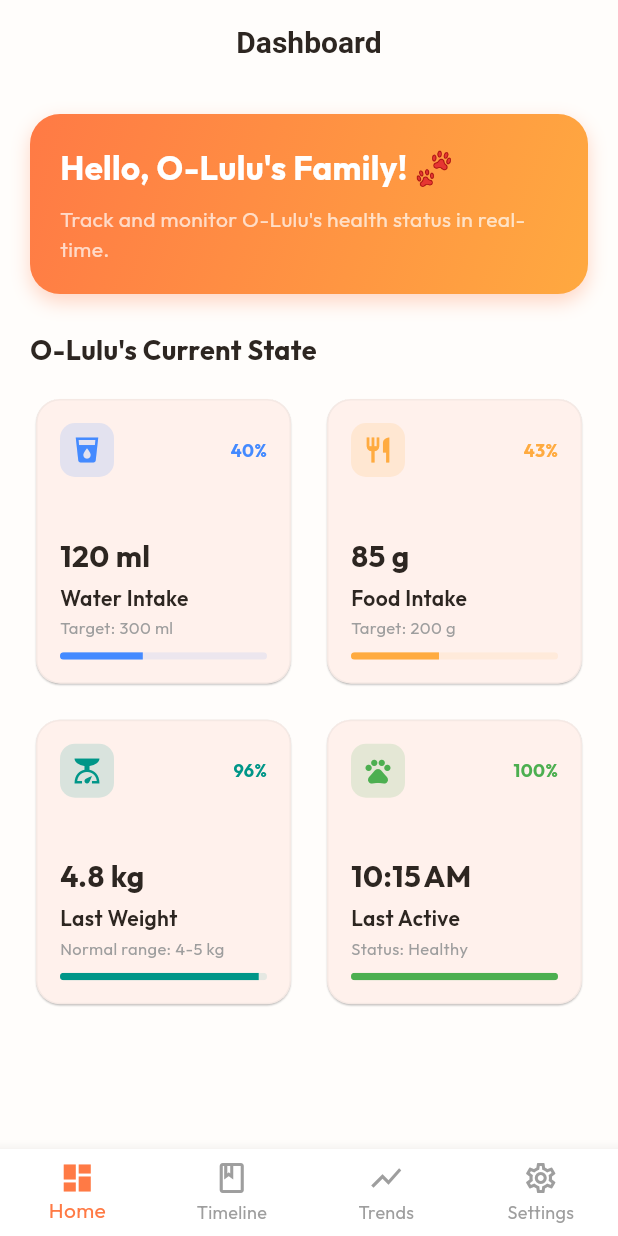
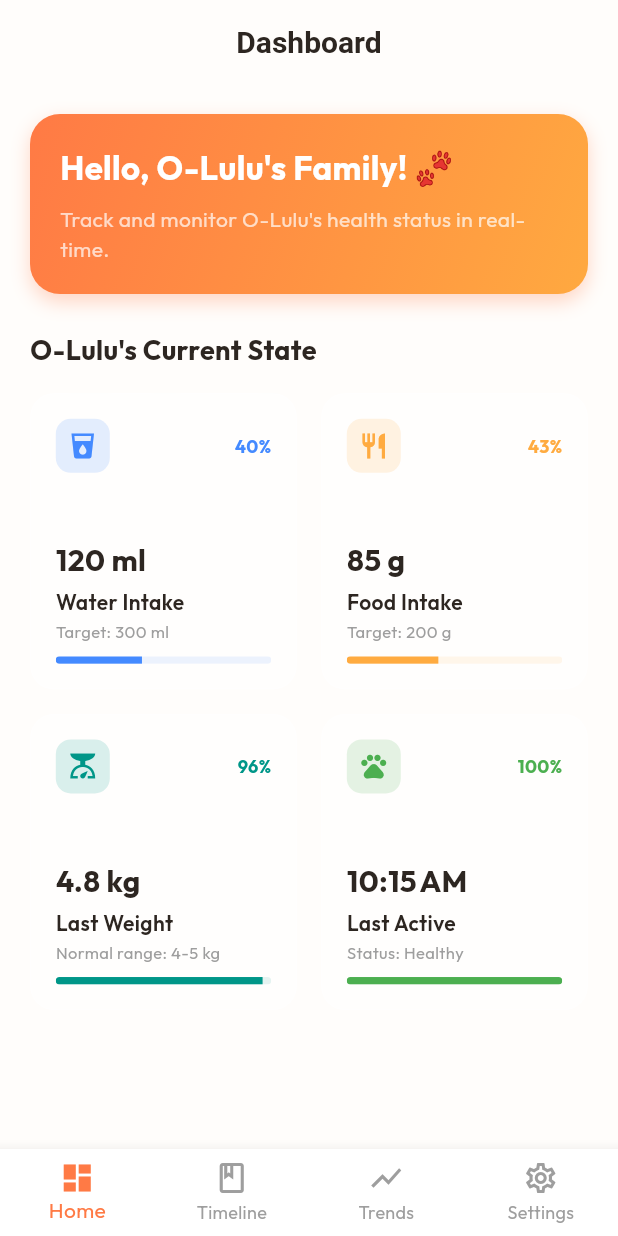
Before and after one commit to snownilight/luluHealthCheckProject, a Flutter app: the screen it shows after launch, on a phone screen of 412 x 824 dp. Run offline on Flutter 3.47's test engine with Material 3 defaults, Android fonts, the phone set to English and light mode, and no system bars; our stand-ins replace fl_chart, flutter_riverpod, google_fonts; missing offline and left inert: stomp_dart_client.

Commit message:
feat(frontend): implement GlassCard and upgrade HomeScreen layout for PET-018

```diff
--- a/frontend/lib/screens/home_screen.dart
+++ b/frontend/lib/screens/home_screen.dart
@@ -2,6 +2,7 @@ import 'package:flutter/material.dart';
 import 'package:flutter_riverpod/flutter_riverpod.dart';
 import 'package:intl/intl.dart';
 import '../services/pet_status_provider.dart';
+import '../widgets/glass_card.dart';
 
 class HomeScreen extends ConsumerWidget {
   const HomeScreen({super.key});
@@ -62,7 +63,7 @@ class HomeScreen extends ConsumerWidget {
                   SizedBox(height: 8),
                   Text(
                     'Track and monitor O-Lulu\'s health status in real-time.',
-                    style: const TextStyle(
+                    style: TextStyle(
                       fontSize: 14,
                       color: Colors.white70,
                     ),
@@ -184,18 +185,9 @@ class _MetricCard extends StatelessWidget {
 
   @override
   Widget build(BuildContext context) {
-    return Card(
-      elevation: 0.5,
-      shape: RoundedRectangleBorder(
-        borderRadius: BorderRadius.circular(16),
-        side: BorderSide(
-          color: Colors.grey.withOpacity(0.1),
-          width: 1,
-        ),
-      ),
-      child: Padding(
-        padding: const EdgeInsets.all(16),
-        child: Column(
+    return GlassCard(
+      padding: const EdgeInsets.all(16),
+      child: Column(
           crossAxisAlignment: CrossAxisAlignment.start,
           children: [
             Row(
--- /dev/null
+++ b/frontend/lib/widgets/glass_card.dart
@@ -0,0 +1,48 @@
+import 'dart:ui';
+import 'package:flutter/material.dart';
+
+class GlassCard extends StatelessWidget {
+  final Widget child;
+  final EdgeInsetsGeometry? padding;
+  final double borderRadius;
+  final double blur;
+  final Color? color;
+
+  const GlassCard({
+    super.key,
+    required this.child,
+    this.padding,
+    this.borderRadius = 16.0,
+    this.blur = 10.0,
+    this.color,
+  });
+
+  @override
+  Widget build(BuildContext context) {
+    final theme = Theme.of(context);
+    final isDark = theme.brightness == Brightness.dark;
+
+    return ClipRRect(
+      borderRadius: BorderRadius.circular(borderRadius),
+      child: BackdropFilter(
+        filter: ImageFilter.blur(sigmaX: blur, sigmaY: blur),
+        child: Container(
+          padding: padding ?? const EdgeInsets.all(16),
+          decoration: BoxDecoration(
+            color: color ?? (isDark
+                ? Colors.white.withOpacity(0.05)
+                : Colors.white.withOpacity(0.45)),
+            borderRadius: BorderRadius.circular(borderRadius),
+            border: Border.all(
+              color: isDark
+                  ? Colors.white.withOpacity(0.08)
+                  : Colors.white.withOpacity(0.25),
+              width: 1.2,
+            ),
+          ),
+          child: child,
+        ),
+      ),
+    );
+  }
+}
```
